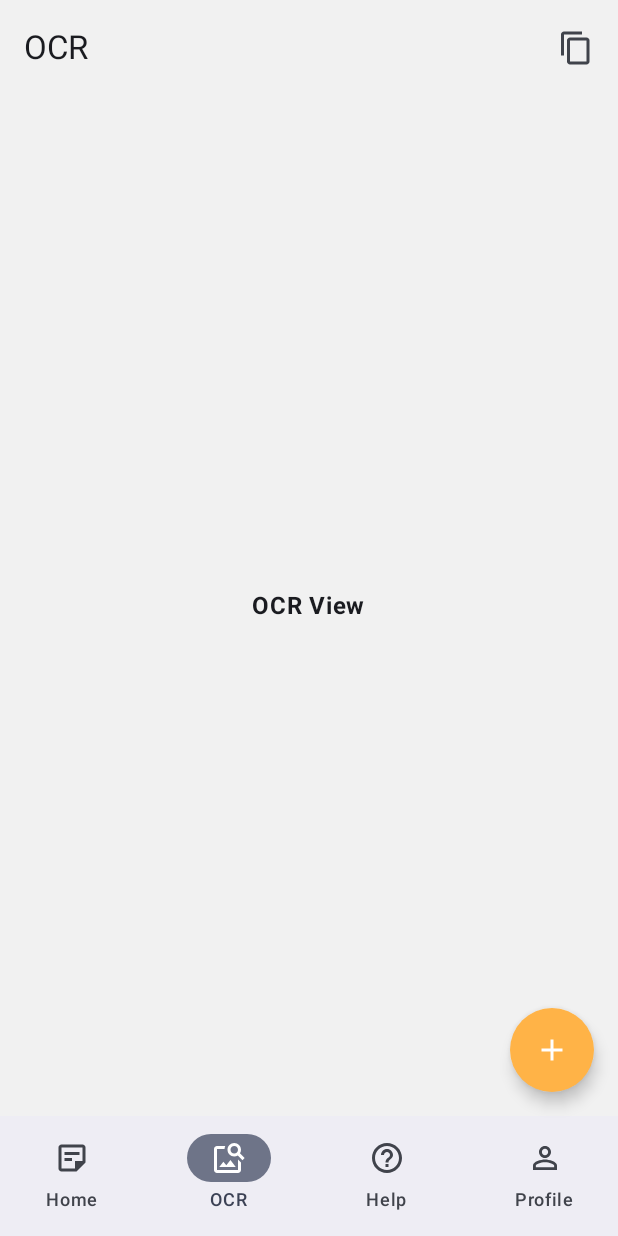
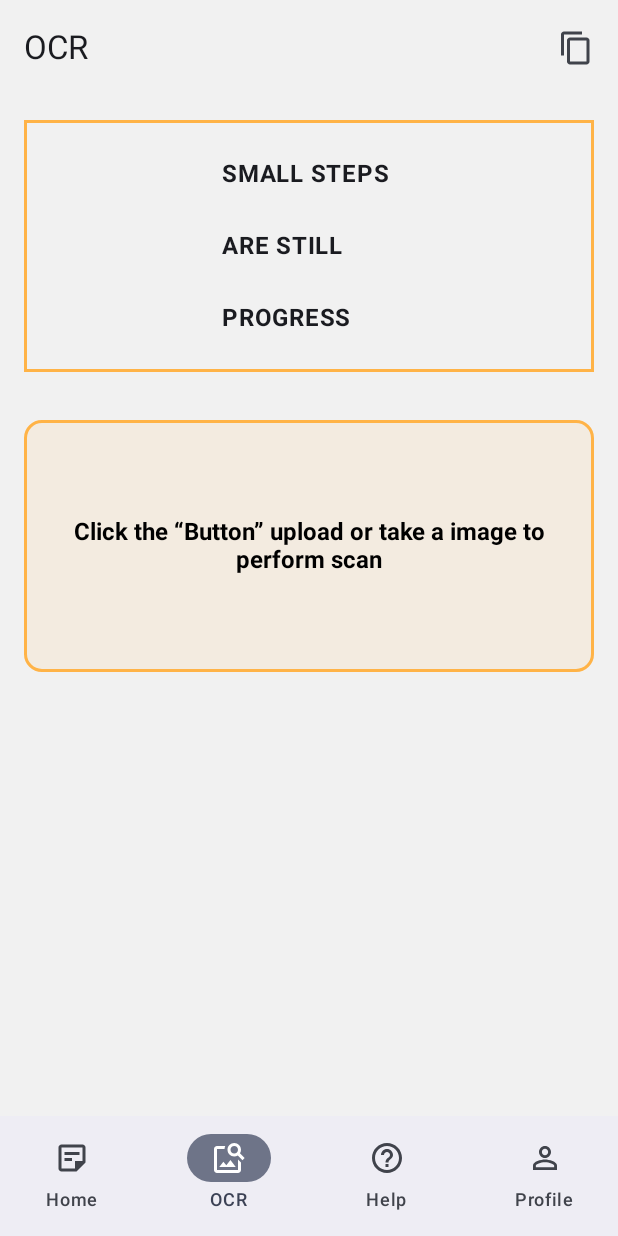
Before and after one commit to jpmehedi/daily_notes, an Android app built with Jetpack Compose: the screen it shows after launch (MainActivity), item 2 of the bottom bar chosen, on a phone screen of 412 x 824 dp. Run offline under Robolectric (Android 15) with nearby library versions, the phone set to English and light mode, and no system bars; our stand-ins replace accompanist.

Commit message:
Design ocr screen

```diff
--- a/app/src/main/java/com/example/habit_tracker/BaseNavScreen.kt
+++ b/app/src/main/java/com/example/habit_tracker/BaseNavScreen.kt
@@ -77,7 +77,7 @@ import kotlinx.coroutines.launch
 @Preview(showBackground = true)
 @Composable
 fun BaseNavScreen(){
-    val selectedItem = remember { mutableIntStateOf(2) }
+    val selectedItem = remember { mutableIntStateOf(1) }
     val drawerState = rememberDrawerState(DrawerValue.Closed)
     val sheetState = rememberModalBottomSheetState()
     var showBottomSheet by remember { mutableStateOf(false) }
@@ -175,6 +175,7 @@ fun BaseNavScreen(){
 
             },
             floatingActionButton = {
+                if(selectedItem.value == 0){
                     FloatingActionButton(
                         onClick = {
                             showBottomSheet = true
@@ -188,6 +189,9 @@ fun BaseNavScreen(){
                             imageVector = Icons.Default.Add,
                             contentDescription = " "
                         )
+                    }
+                }else{
+                   null
                 }
             },
             bottomBar = {
--- a/app/src/main/java/com/example/habit_tracker/HomeScreen.kt
+++ b/app/src/main/java/com/example/habit_tracker/HomeScreen.kt
@@ -1,5 +1,6 @@
 package com.example.habit_tracker
 
+import androidx.compose.foundation.Image
 import androidx.compose.material3.Text
 import androidx.compose.runtime.Composable
 import androidx.compose.ui.tooling.preview.Preview
@@ -41,7 +42,7 @@ fun HomeScreen(){
                 .background(BackgroundColor)
                 .wrapContentSize(Alignment.Center)
         ) {
-
+            Image(painter = painterResource(id = R.drawable.create_note), contentDescription ="" )
         }
     }
 }
--- a/app/src/main/java/com/example/habit_tracker/OcrScreen.kt
+++ b/app/src/main/java/com/example/habit_tracker/OcrScreen.kt
@@ -3,16 +3,34 @@ package com.example.habit_tracker
 import androidx.compose.material3.Text
 import androidx.compose.runtime.Composable
 import androidx.compose.foundation.background
+import androidx.compose.foundation.border
+import androidx.compose.foundation.layout.Box
 import androidx.compose.foundation.layout.Column
+import androidx.compose.foundation.layout.PaddingValues
 import androidx.compose.foundation.layout.fillMaxSize
+import androidx.compose.foundation.layout.fillMaxWidth
+import androidx.compose.foundation.layout.height
+import androidx.compose.foundation.layout.padding
+import androidx.compose.foundation.layout.size
+import androidx.compose.foundation.layout.width
 import androidx.compose.foundation.layout.wrapContentSize
+import androidx.compose.foundation.shape.RoundedCornerShape
+import androidx.compose.material3.Button
+import androidx.compose.material3.ButtonDefaults
 
 import androidx.compose.ui.Alignment
 import androidx.compose.ui.Modifier
+import androidx.compose.ui.graphics.RectangleShape
 import androidx.compose.ui.res.colorResource
+import androidx.compose.ui.text.TextStyle
 import androidx.compose.ui.text.font.FontWeight
+import androidx.compose.ui.text.style.TextAlign
 import androidx.compose.ui.tooling.preview.Preview
+import androidx.compose.ui.unit.dp
+import androidx.compose.ui.unit.sp
 import com.example.habit_tracker.ui.theme.BackgroundColor
+import com.example.habit_tracker.ui.theme.PrimaryColor
+import com.example.habit_tracker.ui.theme.TextColor
 
 @Preview(showBackground = true)
 @Composable
@@ -21,13 +39,53 @@ fun OcrScreen(){
         modifier = Modifier
             .fillMaxSize()
             .background(BackgroundColor)
-            .wrapContentSize(Alignment.Center)
     ) {
-        Text(
-            text = "OCR View",
-            fontWeight = FontWeight.Bold,
-            modifier = Modifier.align(Alignment.CenterHorizontally),
+        Box(
+            modifier = Modifier
+                .fillMaxWidth()
+                .height(200.dp)
+                .padding(16.dp)
+                .border(2.dp, PrimaryColor),
+        ){
+            Text(
+                text = "SMALL STEPS \n" +
+                        "\n" +
+                        "ARE STILL\n" +
+                        "\n" +
+                        "PROGRESS",
+                fontWeight = FontWeight.Bold,
+                modifier = Modifier
+                    .align(Alignment.Center)
+                    .padding(16.dp)
+            )
+        }
+        Button(
+            onClick = {
 
+            },
+            modifier = Modifier
+                .fillMaxWidth().height(200.dp)
+                .padding(16.dp).border(2.dp,
+                    PrimaryColor,
+                    shape = RoundedCornerShape(12.dp)
+                ),
+            shape = RoundedCornerShape(12.dp),
+
+            colors = ButtonDefaults.buttonColors(
+                containerColor = PrimaryColor.copy(alpha = 0.1f),
+                contentColor = PrimaryColor
+            ),
+            contentPadding = PaddingValues(16.dp)
+        ) {
+            Text(
+                text = "Click the “Button” upload or take a image to perform scan",
+                style = TextStyle(
+                    fontSize = 16.sp,
+                    color = TextColor,
+                    fontWeight = FontWeight.Bold
+                ),
+                textAlign = TextAlign.Center,
             )
+        }
     }
 }
```
Lines whose indentation alone changed are shown as unchanged.
